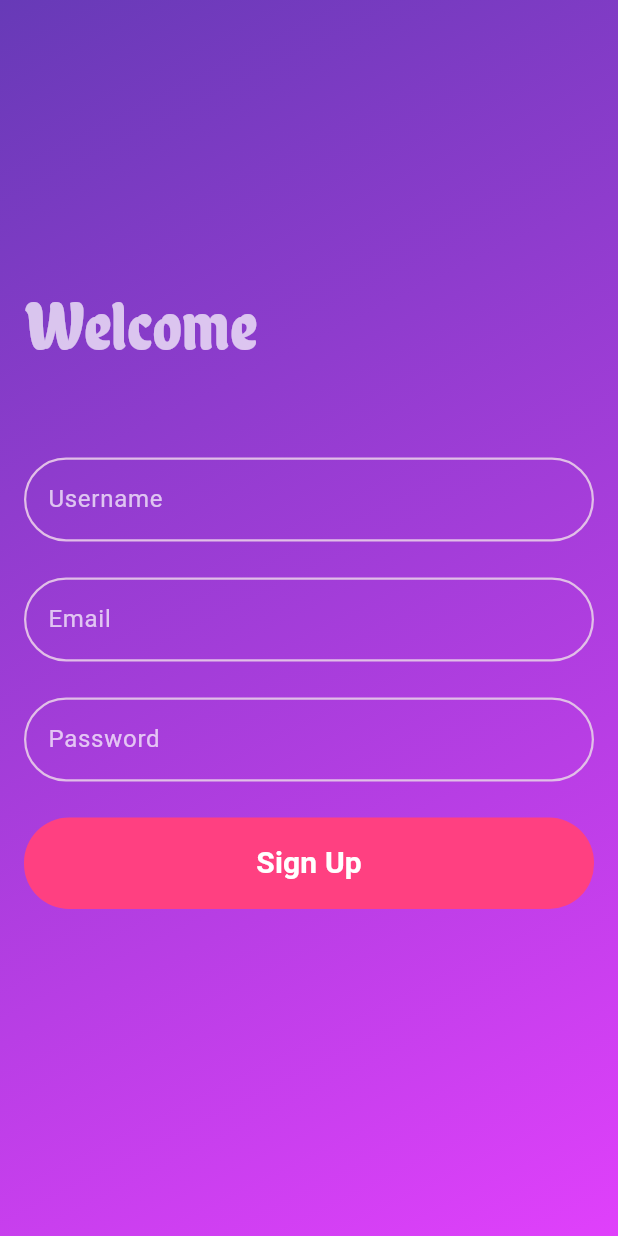
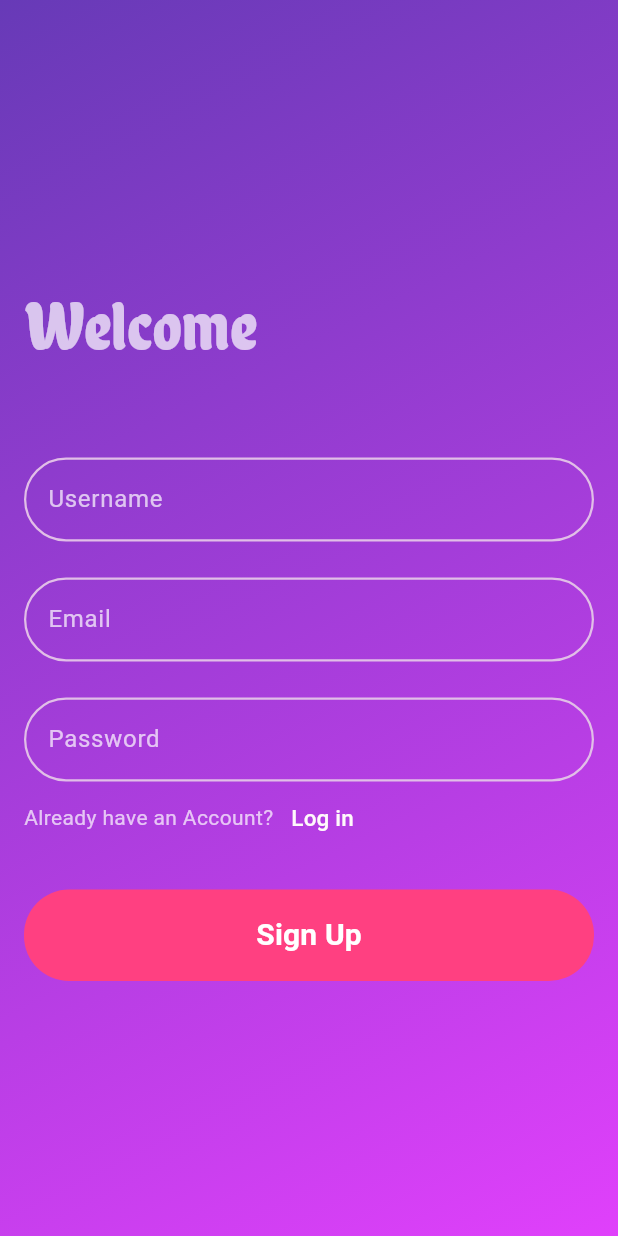
Before and after one commit to CybDot/FrontEnd, a Flutter app: the Mysignup screen opened directly, on a phone screen of 412 x 824 dp. Run offline on Flutter 3.47's test engine with Material 3 defaults, Android fonts, the phone set to English and light mode, and no system bars; Roboto replaces fonts that are missing (Abrilfat).

```diff
--- a/lib/signup.dart
+++ b/lib/signup.dart
@@ -1,6 +1,7 @@
 // ignore_for_file: use_key_in_widget_constructors, prefer_const_constructors, use_build_context_synchronously, avoid_print, prefer_const_literals_to_create_immutables, depend_on_referenced_packages
 
 import 'package:flutter/material.dart';
+import 'package:velnoteproj/login.dart';
 import 'package:http/http.dart' as http;
 import 'dart:convert';
 
@@ -94,6 +95,7 @@ class MysignupState extends State<Mysignup> {
               _emailTextField(),
               SizedBox(height: 24.0),
               _passwordTextField(),
+              _buildloginConnector(),
               SizedBox(height: 24.0),
               _signUpButton(),
             ],
@@ -195,6 +197,34 @@ class MysignupState extends State<Mysignup> {
     );
   }
 
+  Widget _buildloginConnector() {
+    return Row(
+      mainAxisAlignment: MainAxisAlignment.spaceBetween,
+      children: [
+        Row(
+          children: [
+            Text(
+              'Already have an Account?',
+              style: TextStyle(color: Colors.white70),
+            ),
+            TextButton(
+              onPressed: () {
+                debugPrint('Log in');
+
+                Navigator.push(
+                    context, MaterialPageRoute(builder: (_) => MyLogIn()));
+              },
+              child: Text("Log in",
+                  style: TextStyle(
+                      color: const Color.fromARGB(255, 255, 249, 251),
+                      fontSize: 15)),
+            )
+          ],
+        )
+      ],
+    );
+  }
+
   @override
   void dispose() {
     _firstNameController.dispose();
```
